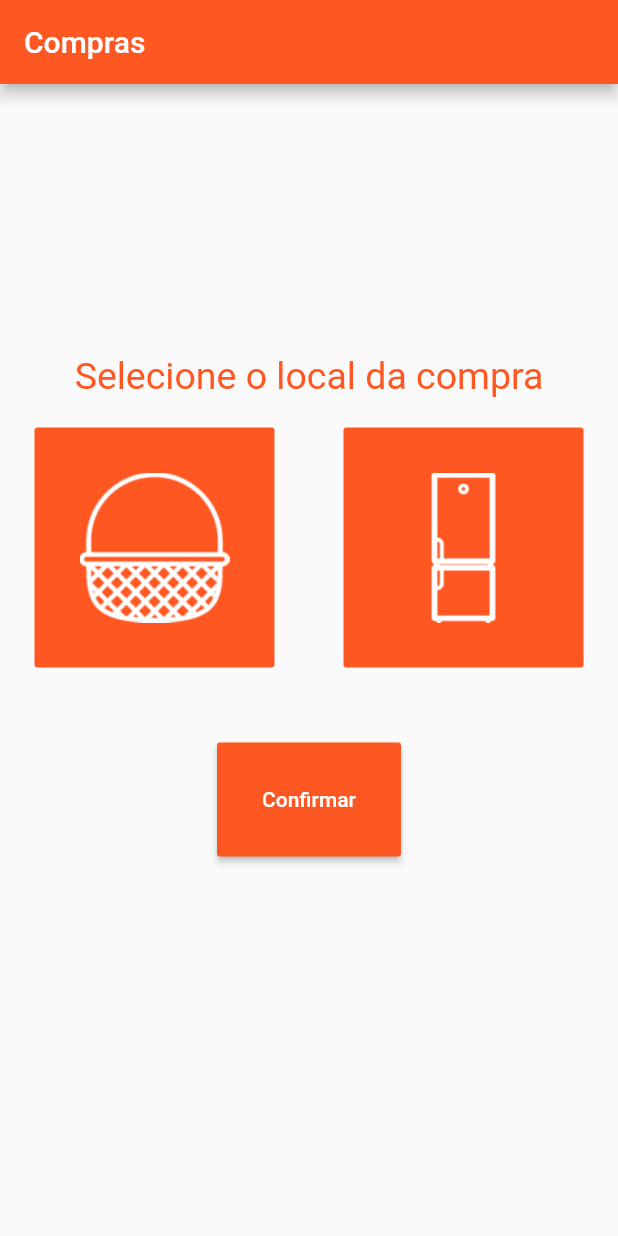
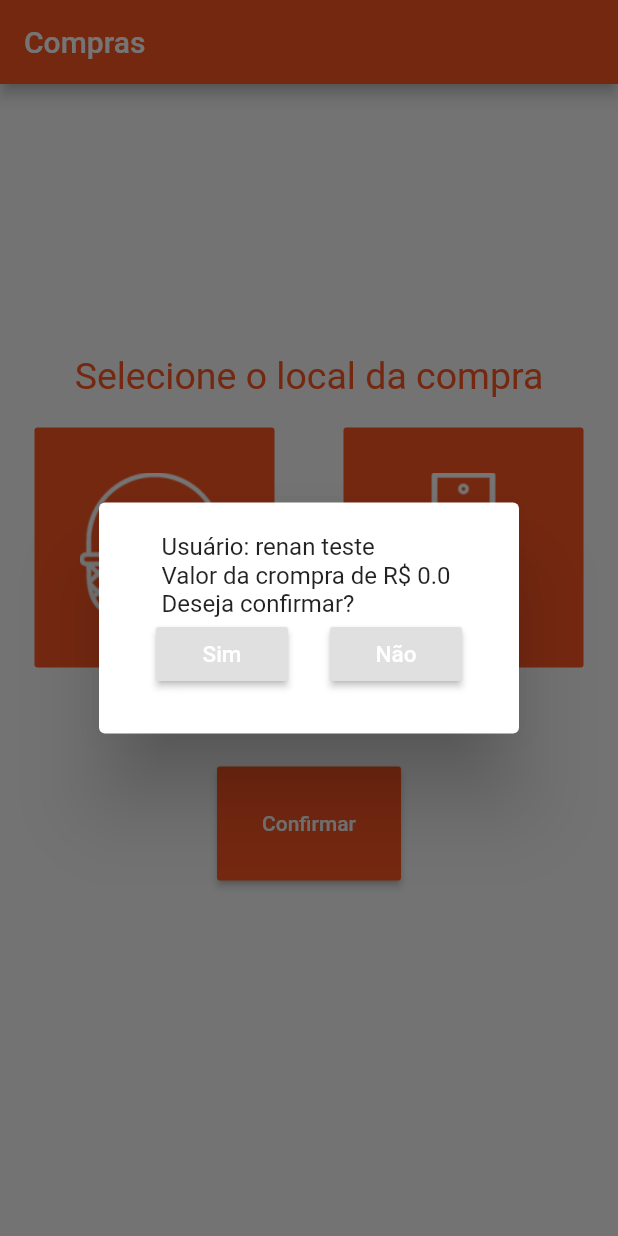
Before and after one commit to renantescaro/flutter-wap-geladeira, a Flutter app: the ComprasPage screen opened directly, after a tap on "Confirmar", on a phone screen of 412 x 824 dp. Run offline on Flutter 3.47's test engine with Material 2 defaults, Android fonts, the phone set to English and light mode, and no system bars; missing offline and left inert: passwordfield.

Commit message:
ajustes finalização de compra
criando finalização de compra e adicionando requicição get de teste

```diff
--- a/lib/compras.dart
+++ b/lib/compras.dart
@@ -1,4 +1,6 @@
 import 'package:flutter/material.dart';
+import 'dart:convert';
+import 'Api.dart';
 
 class Compras extends StatelessWidget{
 
@@ -25,7 +27,14 @@ class ComprasPage extends StatefulWidget {
 
 class _ComprasPageState extends State<ComprasPage> {
 
-  int _quantidade = 0;
+  int _quantidade    = 0;
+  int _qtdCesta      = 0;
+  int _qtdGeladeira  = 0;
+  double _valorTotal = 0;
+  double _valorProdutoCesta = 1;
+  double _valorProdutoGeladeira = 2;
+  String _usuarioLogado = 'renan teste';
+
   final txtQuantidade = TextEditingController();
 
   void aumentarQuantidade(){
@@ -37,12 +46,93 @@ class _ComprasPageState extends State<ComprasPage> {
 
   void diminuirQuantidade(){
     setState(() {
+      if(_quantidade>0){
         _quantidade--;
+        txtQuantidade.text = _quantidade.toString();
+      }
+    });
+  }
+
+  void confirmarQuantidade(String opcaoSelecionada){
+    if(opcaoSelecionada=='cesta'){
+      setState(() {
+        _qtdCesta = _quantidade;
+      });
+    }else if(opcaoSelecionada=='geladeira'){
+      setState(() {
+        _qtdGeladeira = _quantidade;
+      });
+    }
+    setState(() {
+      _valorTotal = (_qtdCesta*_valorProdutoCesta) + (_qtdGeladeira*_valorProdutoGeladeira);
+    });
+    zerarquantidadeSelecionada();
+  }
+
+  void zerarquantidadeSelecionada(){
+    setState(() {
+      _quantidade=0;
       txtQuantidade.text = _quantidade.toString();
     });
   }
 
-  Future<void> _mostrarQuantidade() async{
+  finalizarCompra() async{
+    Api api = new Api();
+    dynamic retorno = await api.finalizarCompra();
+    String retornoFormatado = (json.decode(retorno as dynamic)['timestamp']).toString();
+    mostrarMensagem(retornoFormatado);
+  }
+
+  Future<void> mostrarMensagem(mensagem) async{
+    return showDialog(
+      context: context,
+      builder: (BuildContext context) {
+        return AlertDialog(
+          actions: <Widget>[
+            Text(mensagem)
+          ],
+        );
+      },
+    );
+  }
+
+  confirmarCompra(){
+    return showDialog(
+      context: context,
+      builder: (context) {
+        return AlertDialog(
+          content: Container(
+            height: 110,
+            child: Column(
+              children: <Widget>[
+                Text('Usuário: $_usuarioLogado\nValor da crompra de R\$ $_valorTotal \nDeseja confirmar?'),
+                Row(
+                  mainAxisAlignment: MainAxisAlignment.spaceAround,
+                  children: <Widget>[
+                    RaisedButton(
+                      child: Text('Sim', style: TextStyle(fontSize: 15, color: Colors.white)),
+                      onPressed:(){
+                        Navigator.of(context).pop();
+                        finalizarCompra();
+                      }
+                    ),
+                    RaisedButton(
+                      child: Text('Não', style: TextStyle(fontSize: 15, color: Colors.white)),
+                      onPressed:(){
+                        Navigator.of(context).pop();
+                      },
+                    ),
+                  ],
+                ),
+              ],
+            ),
+          ),
+        );
+      },
+    );
+  }
+
+  mostrarQuantidade(String opcaoSelecionada){
     return showDialog(
       context: context,
       builder: (BuildContext context) {
@@ -57,6 +147,7 @@ class _ComprasPageState extends State<ComprasPage> {
               Expanded(
                 child: TextField(
                   controller: txtQuantidade,
+                  textAlign: TextAlign.center,
                 ),
               ),
               RaisedButton(
@@ -67,9 +158,10 @@ class _ComprasPageState extends State<ComprasPage> {
           ),
           actions: <Widget>[
             FlatButton(
-              child: Text("Fechar"),
+              child: Text("Confirmar"),
               onPressed: () {
                 Navigator.of(context).pop();
+                confirmarQuantidade(opcaoSelecionada);
               },
             ),
           ],
@@ -78,7 +170,7 @@ class _ComprasPageState extends State<ComprasPage> {
     );
   }
 
-  void _comprar(){
+  void comprar(){
 
   }
 
@@ -105,6 +197,8 @@ class _ComprasPageState extends State<ComprasPage> {
               child:Row(
                 mainAxisAlignment: MainAxisAlignment.spaceAround,
                 children: <Widget>[
+                  Column(
+                    children: <Widget>[
                       FlatButton(
                       color: Colors.deepOrange,
                       child: Image(
@@ -112,8 +206,13 @@ class _ComprasPageState extends State<ComprasPage> {
                         height: 100,
                       ),
                       padding: EdgeInsets.all(30),
-                    onPressed: _mostrarQuantidade,
+                      onPressed:()=>mostrarQuantidade('cesta'),
                     ),
+                    Text('$_qtdCesta'),
+                    ],
+                  ),
+                  Column(
+                    children: <Widget>[
                       FlatButton(
                         color: Colors.deepOrange,
                         child: Image(
@@ -121,7 +220,10 @@ class _ComprasPageState extends State<ComprasPage> {
                           height: 100,
                         ),
                         padding: EdgeInsets.all(30),
-                    onPressed: _mostrarQuantidade,
+                        onPressed:()=>mostrarQuantidade('geladeira'),
+                      ),
+                      Text('$_qtdGeladeira')
+                    ],
                   ),
                 ]
               )
@@ -134,7 +236,7 @@ class _ComprasPageState extends State<ComprasPage> {
                   style: TextStyle(color: Colors.white)
                 ),
                 padding: EdgeInsets.all(30),
-                onPressed: _comprar,
+                onPressed: confirmarCompra,
               ),
             ),
           ],
```
Lines whose indentation alone changed are shown as unchanged.
